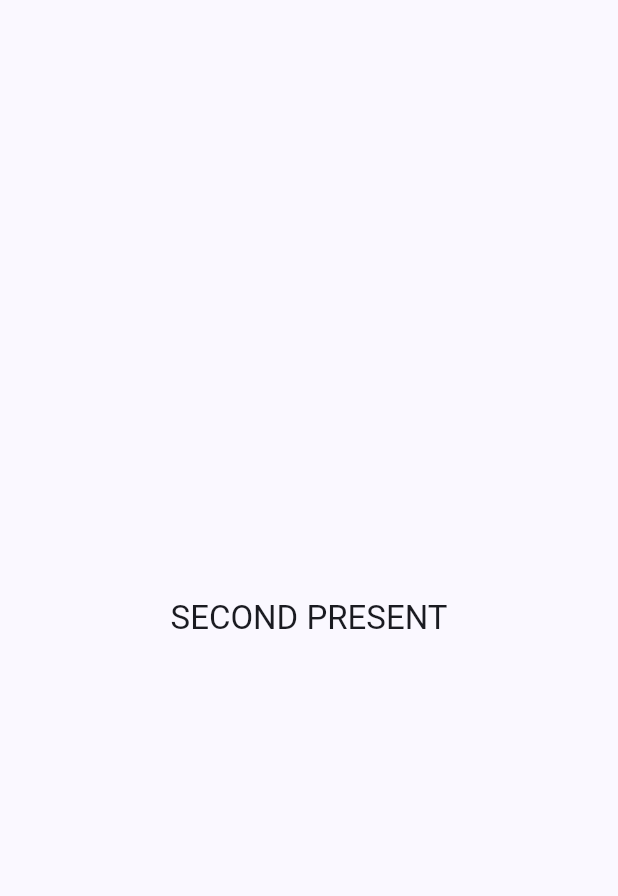
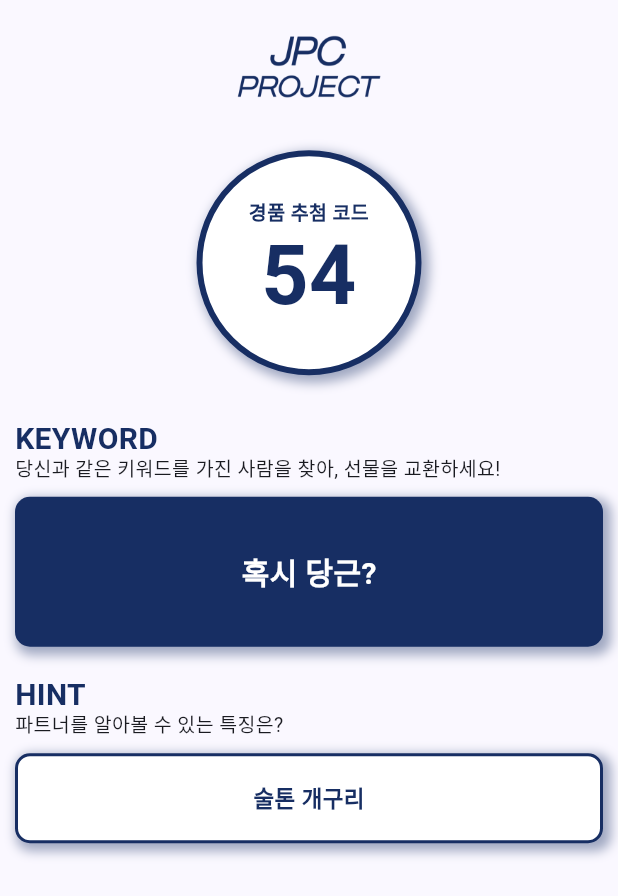
Before and after one commit to SnoopyKim/jpc_helper, a Flutter app: the SecondScreen screen opened by its route, after a tap on "NEXT", on a phone screen of 412 x 824 dp. Shown: the top 896 px of the screen. Run offline on Flutter 3.47's test engine with Material 2 defaults, Android fonts, the phone set to English and light mode, and no system bars; our stand-ins replace firebase_core, firebase_database; missing offline and left inert: dart:html; accounts and stored records are empty.

Commit message:
second_present screen ui completed

```diff
--- a/lib/screens/second.dart
+++ b/lib/screens/second.dart
@@ -34,7 +34,7 @@ class _SecondScreenState extends State<SecondScreen> {
               textScaleFactor: 1.0,
               style: TextStyle(fontWeight: FontWeight.bold, fontSize: 20),
             ),
-            const SizedBox(height: 20.0),
+            const SizedBox(height: 30.0),
             TextField(
               decoration: InputDecoration(
                   labelText: '전화번호(\'-\' 없이 입력하세요)',
@@ -48,10 +48,13 @@ class _SecondScreenState extends State<SecondScreen> {
               }),
               onSubmitted: (_) => goNext(),
             ),
-            const SizedBox(height: 20.0),
+            const SizedBox(height: 30.0),
             TextButton(
               style: TextButton.styleFrom(
-                  primary: Colors.white, backgroundColor: Color(0xFF172E63)),
+                  padding: const EdgeInsets.all(20.0),
+                  textStyle: const TextStyle(fontSize: 20),
+                  primary: Colors.white,
+                  backgroundColor: Color(0xFF172E63)),
               onPressed: () => goNext(),
               child: Text('NEXT'),
             )
--- a/lib/screens/second_present.dart
+++ b/lib/screens/second_present.dart
@@ -1,21 +1,144 @@
+// ignore_for_file: prefer_const_constructors, prefer_const_literals_to_create_immutables
+
 import 'package:flutter/material.dart';
 
 class SecondPresentScreen extends StatelessWidget {
   const SecondPresentScreen({Key? key}) : super(key: key);
 
+  Widget logo() {
+    return Image.asset('assets/images/logo.png', width: 100);
+  }
+
+  Widget presentCode() {
+    return Container(
+        height: 150,
+        width: 150,
+        alignment: Alignment.center,
+        decoration: BoxDecoration(
+            color: Colors.white,
+            border: Border.all(color: Color(0xFF172E63), width: 4),
+            shape: BoxShape.circle,
+            boxShadow: [
+              BoxShadow(
+                  color: Color(0xFF172E63).withOpacity(0.4),
+                  spreadRadius: 2,
+                  blurRadius: 6,
+                  offset: Offset(3, 3))
+            ]),
+        child: Column(
+            crossAxisAlignment: CrossAxisAlignment.center,
+            mainAxisSize: MainAxisSize.min,
+            children: [
+              Text(
+                '경품 추첨 코드',
+                textAlign: TextAlign.center,
+                style: TextStyle(
+                    height: 1.2,
+                    fontWeight: FontWeight.bold,
+                    fontSize: 13,
+                    color: Color(0xFF172E63)
+                    // color: Colors.white
+                    ),
+              ),
+              Text(
+                '54',
+                textAlign: TextAlign.center,
+                style: TextStyle(
+                    height: 1.2,
+                    fontWeight: FontWeight.bold,
+                    fontSize: 55,
+                    color: Color(0xFF172E63)
+                    // color: Colors.white
+                    ),
+              ),
+            ]));
+  }
+
+  Widget title(String title, String desc) {
+    return Align(
+        alignment: Alignment.topLeft,
+        child: Container(
+            padding: EdgeInsets.fromLTRB(10, 0, 10, 0),
+            child:
+                Column(crossAxisAlignment: CrossAxisAlignment.start, children: [
+              Text(title,
+                  style: TextStyle(
+                      height: 1.2,
+                      fontWeight: FontWeight.bold,
+                      fontSize: 20,
+                      color: Color(0xFF172E63))),
+              Text(desc,
+                  style: TextStyle(
+                    height: 1.2,
+                    fontWeight: FontWeight.normal,
+                    fontSize: 13,
+                  ))
+            ])));
+  }
+
   @override
   Widget build(BuildContext context) {
     return Scaffold(
       body: Center(
-        child: Column(
-          mainAxisSize: MainAxisSize.min,
-          children: [
-            Text(
-              'SECOND PRESENT',
-              style: Theme.of(context).textTheme.titleLarge,
-            ),
-          ],
-        ),
+        child: Column(children: [
+          const SizedBox(height: 20.0),
+          logo(),
+          const SizedBox(height: 30.0),
+          presentCode(),
+          const SizedBox(height: 30.0),
+          title('KEYWORD', '당신과 같은 키워드를 가진 사람을 찾아, 선물을 교환하세요!'),
+          Container(
+              width: double.infinity,
+              height: 100,
+              margin: EdgeInsets.all(10),
+              decoration: BoxDecoration(
+                  color: Color(0xFF172E63),
+                  boxShadow: [
+                    BoxShadow(
+                        color: Color(0xFF172E63).withOpacity(0.4),
+                        spreadRadius: 2,
+                        blurRadius: 6,
+                        offset: Offset(3, 3))
+                  ],
+                  borderRadius: BorderRadius.circular(10)),
+              child: Align(
+                alignment: Alignment.center,
+                child: Text(
+                  '혹시 당근?',
+                  style: TextStyle(
+                      fontWeight: FontWeight.bold,
+                      fontSize: 20,
+                      color: Colors.white),
+                ),
+              )),
+          const SizedBox(height: 10),
+          title('HINT', '파트너를 알아볼 수 있는 특징은?'),
+          Container(
+              width: double.infinity,
+              height: 60,
+              margin: EdgeInsets.all(10),
+              decoration: BoxDecoration(
+                  color: Colors.white,
+                  boxShadow: [
+                    BoxShadow(
+                        color: Color(0xFF172E63).withOpacity(0.4),
+                        spreadRadius: 2,
+                        blurRadius: 6,
+                        offset: Offset(3, 3))
+                  ],
+                  border: Border.all(color: Color(0xFF172E63), width: 2),
+                  borderRadius: BorderRadius.circular(10)),
+              child: Align(
+                alignment: Alignment.center,
+                child: Text(
+                  '술톤 개구리',
+                  style: TextStyle(
+                      fontWeight: FontWeight.bold,
+                      fontSize: 15,
+                      color: Color(0xFF172E63)),
+                ),
+              ))
+        ]),
       ),
     );
   }
```
